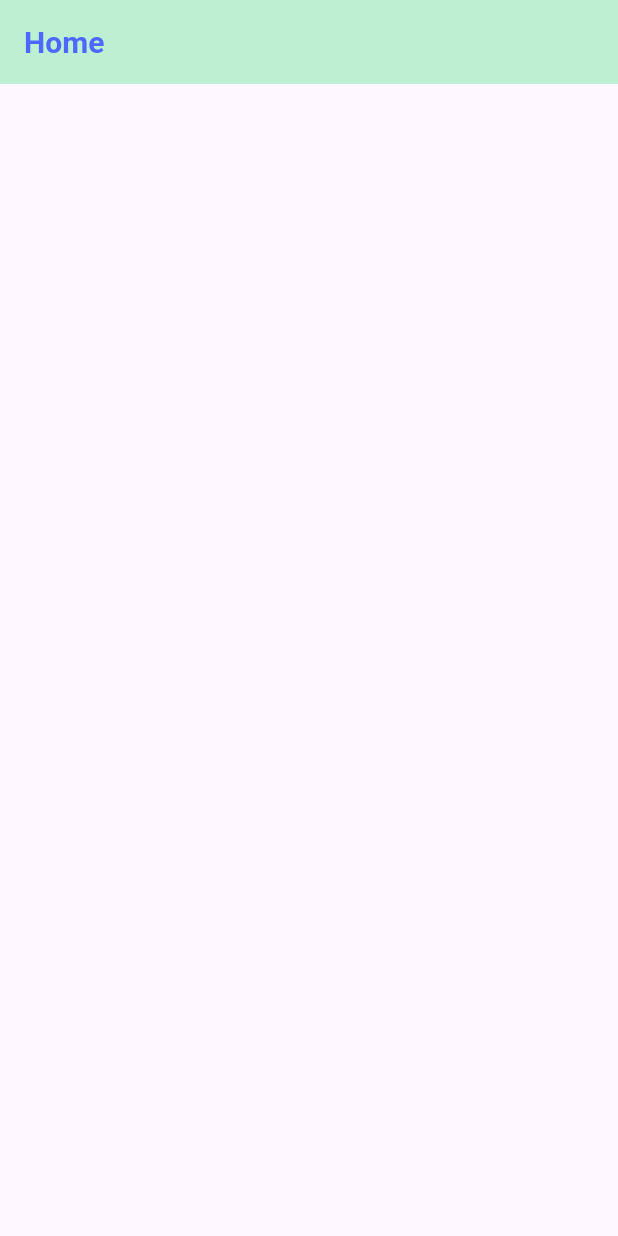
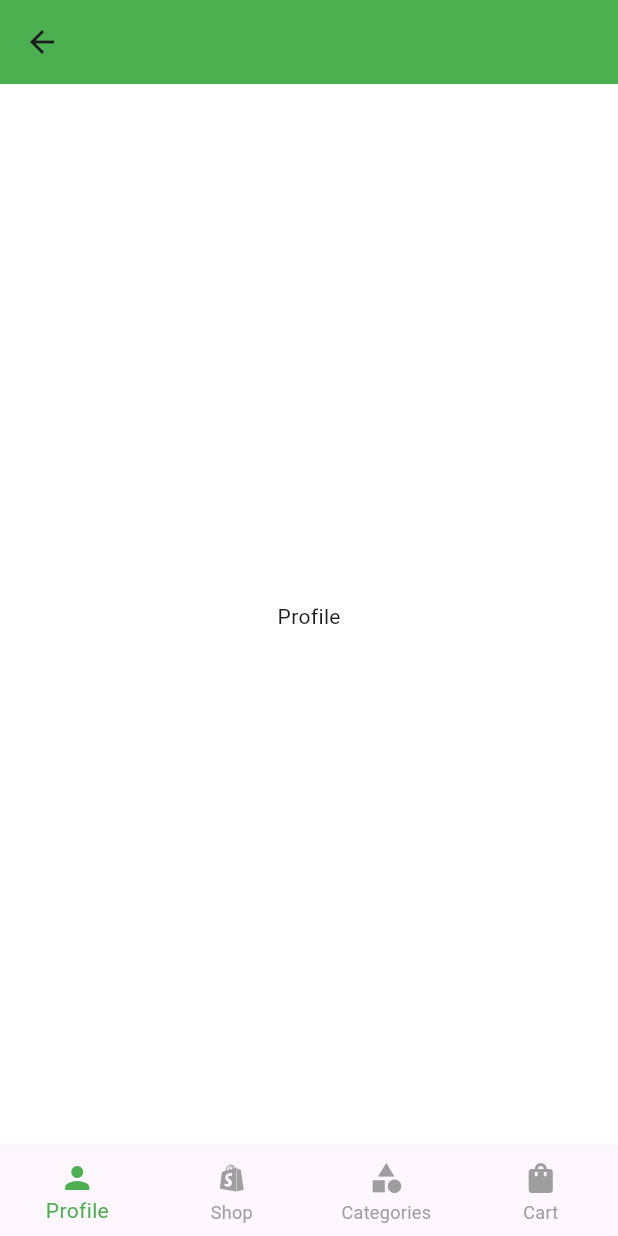
Before and after one commit to hosobaomat/ITSS, a Flutter app: the HomePage screen opened directly, on a phone screen of 412 x 824 dp. Run offline on Flutter 3.47's test engine with Material 3 defaults, Android fonts, the light colour scheme and no system bars.

Commit message:
khung home_page

```diff
--- a/Login Menu/login_menu/lib/pages/home_page.dart
+++ b/Login Menu/login_menu/lib/pages/home_page.dart
@@ -1,20 +1,193 @@
 import 'package:flutter/material.dart';
 
-class HomePage extends StatelessWidget {
+class HomePage extends StatefulWidget {
   const HomePage({super.key});
+
+  @override
+  State<HomePage> createState() => _HomePageState();
+}
+
+class _HomePageState extends State<HomePage> {
+  int _selectedIndex = 0;
+
+  void _onItemTapped(int index) {
+    setState(() {
+      _selectedIndex = index;
+    });
+  }
 
   @override
   Widget build(BuildContext context) {
     return Scaffold(
+      backgroundColor: Colors.white,
       appBar: AppBar(
-        title: Text(
-          "Home",
-          style: TextStyle(
-              fontWeight: FontWeight.bold,
-              color: const Color.fromARGB(255, 77, 104, 255),
-              fontSize: 20),
-        ),
-        backgroundColor: const Color.fromARGB(255, 189, 239, 210),
+        centerTitle: true,
+        backgroundColor: Colors.green,
+        actions: _selectedIndex == 3
+            ? [
+                // chỉ tab Cart mới có nút share
+                IconButton(
+                  icon: const Icon(Icons.share),
+                  onPressed: () {
+                    ScaffoldMessenger.of(context).showSnackBar(
+                      const SnackBar(content: Text('Đã chia sẻ danh sách!')),
+                    );
+                  },
+                ),
+              ]
+            : null,
+      ),
+
+      // Các tab ở bottom bar
+      body: IndexedStack(
+        index: _selectedIndex,
+        children: [
+          // Tab profile
+          const Center(child: Text('Profile')),
+
+          // Tab Shop
+          Center(
+            child: Column(
+              children: [
+                // Thanh tìm kiếm
+                Padding(
+                  padding: const EdgeInsets.all(16.0),
+                  child: TextField(
+                    decoration: InputDecoration(
+                      hintText: 'Tìm kiếm sản phẩm...',
+                      prefixIcon: Icon(Icons.search),
+                      border: OutlineInputBorder(
+                        borderRadius: BorderRadius.circular(12.0),
+                        borderSide: BorderSide(color: Colors.green),
+                      ),
+                    ),
+                  ),
+                ),
+              ],
+            ),
+          ),
+
+          // Tab Categories
+          Center(
+            child: Column(
+              crossAxisAlignment: CrossAxisAlignment.start,
+              children: [
+                // Tiêu đề "All Categories"
+                Center(
+                  child: Padding(
+                    padding: const EdgeInsets.all(16.0),
+                    child: Text(
+                      'All Categories',
+                      style: TextStyle(
+                        fontSize: 24,
+                        fontWeight: FontWeight.bold,
+                        color: Colors.black,
+                      ),
+                    ),
+                  ),
+                ),
+                // Danh sách các category
+                Expanded(
+                  child: ListView(
+                    children: const [
+                      ListTile(
+                        title: Text('Category 1'),
+                        leading: Icon(Icons.category),
+                      ),
+                      ListTile(
+                        title: Text('Category 2'),
+                        leading: Icon(Icons.category),
+                      ),
+                      ListTile(
+                        title: Text('Category 3'),
+                        leading: Icon(Icons.category),
+                      ),
+                      ListTile(
+                        title: Text('Category 4'),
+                        leading: Icon(Icons.category),
+                      ),
+                    ],
+                  ),
+                ),
+              ],
+            ),
+          ),
+
+          // Tab Cart
+          Center(
+            child: Column(
+              crossAxisAlignment: CrossAxisAlignment.center,
+              children: [
+                // Tiêu đề "My Cart"
+                Padding(
+                  padding: const EdgeInsets.all(16.0),
+                  child: Text(
+                    'My Cart',
+                    style: TextStyle(
+                      fontSize: 24,
+                      fontWeight: FontWeight.bold,
+                      color: Colors.black,
+                    ),
+                  ),
+                ),
+                // Nút chọn danh sách theo ngày
+                Padding(
+                  padding: const EdgeInsets.all(16.0),
+                  child: Column(
+                    children: [
+                      ElevatedButton(
+                        onPressed: () {
+                          // Logic để chọn ngày
+                        },
+                        style: ElevatedButton.styleFrom(
+                          backgroundColor: Colors.green,
+                          padding: EdgeInsets.symmetric(
+                            vertical: 16,
+                            horizontal: 24,
+                          ),
+                          textStyle: TextStyle(fontSize: 16),
+                        ),
+                        child: const Text(
+                          'Chọn ngày',
+                          style: TextStyle(color: Colors.black),
+                        ),
+                      ),
+                      SizedBox(height: 16),
+                    ],
+                  ),
+                ),
+                // Danh sách các mặt hàng
+                Expanded(
+                  child: Center(
+                    child: Text(
+                      'Giỏ hàng của bạn trống!',
+                      style: TextStyle(fontSize: 18, color: Colors.grey),
+                    ),
+                  ),
+                ),
+              ],
+            ),
+          ),
+        ],
+      ),
+      bottomNavigationBar: BottomNavigationBar(
+        currentIndex: _selectedIndex,
+        selectedItemColor: Colors.green,
+        unselectedItemColor: Colors.grey,
+        onTap: _onItemTapped,
+        type: BottomNavigationBarType.fixed,
+        items: const [
+          BottomNavigationBarItem(icon: Icon(Icons.person), label: 'Profile'),
+          BottomNavigationBarItem(icon: Icon(Icons.shopify), label: 'Shop'),
+          BottomNavigationBarItem(
+            icon: Icon(Icons.category),
+            label: 'Categories',
+          ),
+          BottomNavigationBarItem(
+            icon: Icon(Icons.shopping_bag),
+            label: 'Cart',
+          ),
+        ],
       ),
     );
   }
--- a/Login Menu/login_menu/lib/pages/login_page.dart
+++ b/Login Menu/login_menu/lib/pages/login_page.dart
@@ -18,12 +18,10 @@ class _LoginPageState extends State<LoginPage> {
   final AuthService _authService = AuthService();
 
   void _login() async {
-
     bool success = await _authService.login(
       _usernameController.text,
       _passwordController.text,
     );
-
 
     if (success) {
       signInUser(context);
@@ -35,7 +33,7 @@ class _LoginPageState extends State<LoginPage> {
   }
 
   void signInUser(BuildContext context) {
-    Navigator.pushReplacement(
+    Navigator.push(
         context, MaterialPageRoute(builder: (context) => const HomePage()));
   }
 
--- a/Login Menu/login_menu/lib/service/auth_service.dart
+++ b/Login Menu/login_menu/lib/service/auth_service.dart
@@ -2,7 +2,8 @@ import 'dart:convert';
 import 'package:http/http.dart' as http;
 
 class AuthService {
-  static const String apiUrl = "http://172.20.10.3:5000"; // Đổi IP backend của bạn
+  static const String apiUrl =
+      "http://192.168.0.100:5000"; // Đổi IP backend của bạn
 
   Future<bool> login(String username, String password) async {
     try {
@@ -26,5 +27,4 @@ class AuthService {
       return false;
     }
   }
-
 }
```
Also changed, not shown: Login Menu/login_menu/pubspec.lock. Lines whose indentation alone changed are shown as unchanged.
